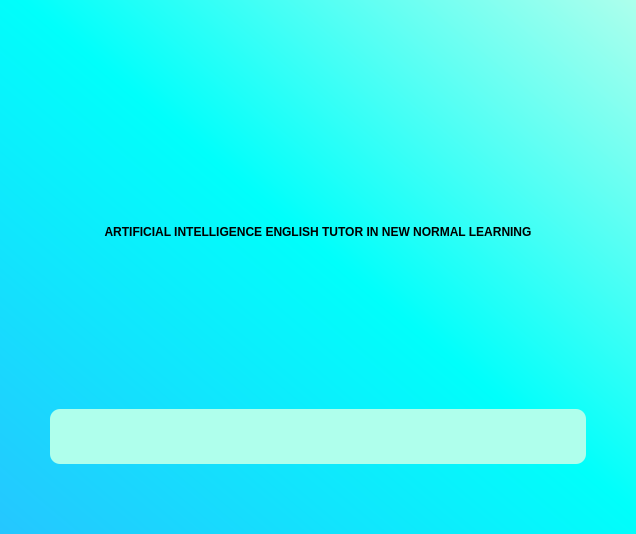
Old version of the form src/screens/splashscreen.ui in the repository jshperalta/ai-englishTutor.
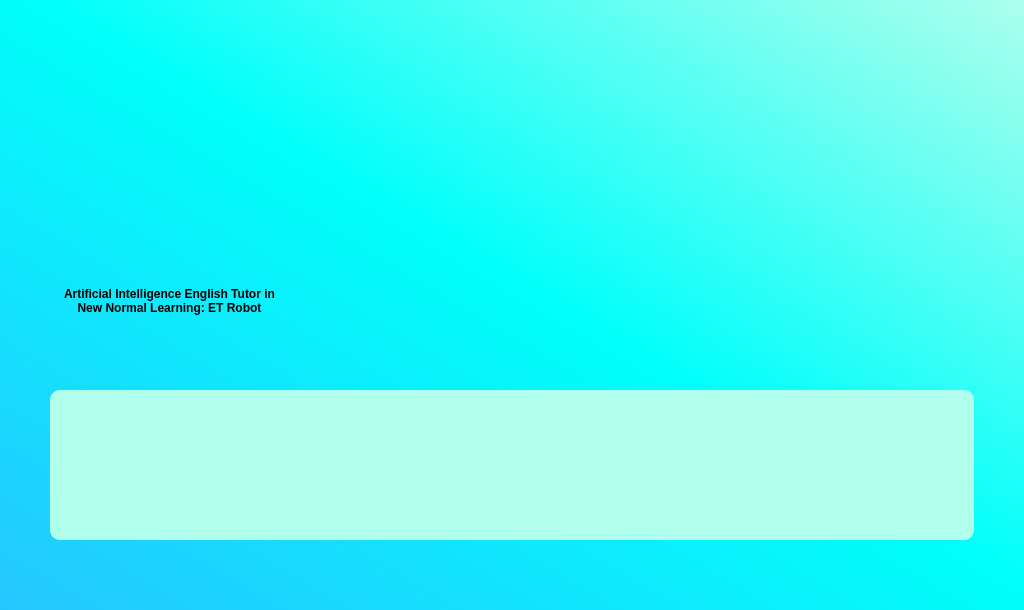
New version of the form. Icons and pictures are not drawn.

Diff of the .ui file:
```diff
--- a/src/screens/splashscreen.ui
+++ b/src/screens/splashscreen.ui
@@ -6,10 +6,22 @@
    <rect>
     <x>0</x>
     <y>0</y>
-    <width>636</width>
-    <height>534</height>
+    <width>1024</width>
+    <height>610</height>
    </rect>
   </property>
+  <property name="sizePolicy">
+   <sizepolicy hsizetype="MinimumExpanding" vsizetype="MinimumExpanding">
+    <horstretch>0</horstretch>
+    <verstretch>0</verstretch>
+   </sizepolicy>
+  </property>
+  <property name="minimumSize">
+   <size>
+    <width>1024</width>
+    <height>610</height>
+   </size>
+  </property>
   <property name="windowTitle">
    <string>Form</string>
   </property>
@@ -45,15 +57,27 @@
      <property name="bottomMargin">
       <number>70</number>
      </property>
-     <item row="0" column="0">
+     <item row="2" column="0">
       <widget class="QLabel" name="Title_2">
+       <property name="sizePolicy">
+        <sizepolicy hsizetype="Fixed" vsizetype="Preferred">
+         <horstretch>0</horstretch>
+         <verstretch>0</verstretch>
+        </sizepolicy>
+       </property>
+       <property name="minimumSize">
+        <size>
+         <width>0</width>
+         <height>167</height>
+        </size>
+       </property>
        <property name="styleSheet">
         <string notr="true">font: 87 32pt &quot;Gilroy&quot;;
 font-weight: 900;
 color: black;</string>
        </property>
        <property name="text">
-        <string>ARTIFICIAL INTELLIGENCE ENGLISH TUTOR IN NEW NORMAL LEARNING</string>
+        <string>Artificial Intelligence English Tutor in New Normal Learning: ET Robot</string>
        </property>
        <property name="alignment">
         <set>Qt::AlignCenter</set>
@@ -66,8 +90,14 @@
        </property>
       </widget>
      </item>
-     <item row="1" column="0">
+     <item row="3" column="0">
       <widget class="QProgressBar" name="progressBar">
+       <property name="sizePolicy">
+        <sizepolicy hsizetype="MinimumExpanding" vsizetype="Preferred">
+         <horstretch>0</horstretch>
+         <verstretch>0</verstretch>
+        </sizepolicy>
+       </property>
        <property name="minimumSize">
         <size>
          <width>0</width>
@@ -82,7 +112,7 @@
 
 QProgressBar::chunk {
 	border-radius: 10px;
-	background-color: #00E5AE;
+	background-color: qlineargradient(spread:pad, x1:0, y1:1, x2:1, y2:0, stop:0 rgba(85, 255, 127, 255), stop:0.514423 rgba(61, 201, 235, 255), stop:0.98 rgba(85, 107, 255, 255), stop:1 rgba(0, 0, 0, 0));
 }</string>
        </property>
        <property name="value">
@@ -99,6 +129,40 @@
        </property>
       </widget>
      </item>
+     <item row="1" column="0">
+      <widget class="QLabel" name="label">
+       <property name="sizePolicy">
+        <sizepolicy hsizetype="Ignored" vsizetype="Ignored">
+         <horstretch>0</horstretch>
+         <verstretch>0</verstretch>
+        </sizepolicy>
+       </property>
+       <property name="minimumSize">
+        <size>
+         <width>0</width>
+         <height>0</height>
+        </size>
+       </property>
+       <property name="maximumSize">
+        <size>
+         <width>1024</width>
+         <height>600</height>
+        </size>
+       </property>
+       <property name="text">
+        <string/>
+       </property>
+       <property name="pixmap">
+        <pixmap>../../../Downloads/ailogo.png</pixmap>
+       </property>
+       <property name="scaledContents">
+        <bool>true</bool>
+       </property>
+       <property name="alignment">
+        <set>Qt::AlignCenter</set>
+       </property>
+      </widget>
+     </item>
     </layout>
    </item>
   </layout>
```
Left out of the diff: 2 changed lines with no effect on the pictures.
